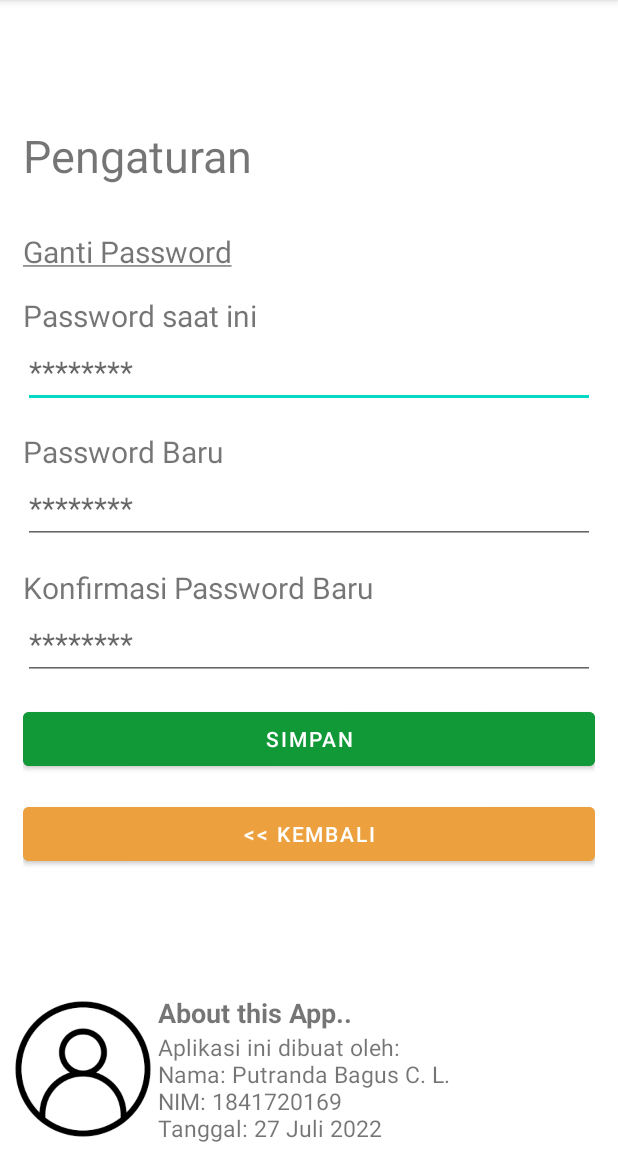
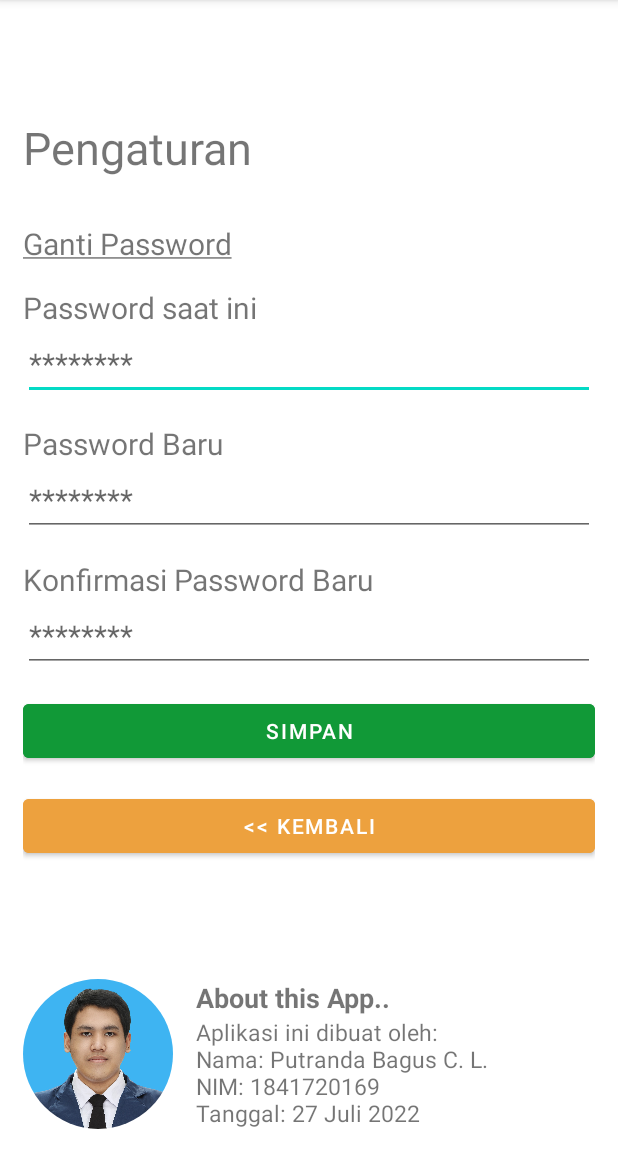
Before and after one commit to ptrnd/cashapp, an Android app: the SettingActivity screen opened directly, with no data from a screen before it, on a phone screen of 412 x 824 dp, the part 84-1236 px from its top. Run offline under Robolectric (Android 15) with nearby library versions, the phone set to English and light mode, and no system bars; our stand-ins replace CircleImageView, Room's generated code.

Commit message:
button login dijauhin + nambah foto muka saya

```diff
--- a/app/build.gradle
+++ b/app/build.gradle
@@ -45,6 +45,7 @@ dependencies {
     kapt "androidx.room:room-compiler:$room_version"
     annotationProcessor "androidx.room:room-compiler:$room_version"
     androidTestImplementation "androidx.room:room-testing:$room_version"
+
     // Lifecycle components
     implementation "androidx.lifecycle:lifecycle-extensions:2.2.0"
     implementation "androidx.lifecycle:lifecycle-common-java8:2.2.0"
@@ -59,6 +60,9 @@ dependencies {
     api "org.jetbrains.kotlinx:kotlinx-coroutines-core:1.3.5"
     api "org.jetbrains.kotlinx:kotlinx-coroutines-android:1.3.5"
 
+    // circle image component
+    implementation 'de.hdodenhof:circleimageview:3.1.0'
+
     implementation 'androidx.core:core-ktx:1.7.0'
     implementation 'androidx.appcompat:appcompat:1.3.0'
     implementation 'com.google.android.material:material:1.4.0'
--- a/app/src/main/res/layout/activity_login.xml
+++ b/app/src/main/res/layout/activity_login.xml
@@ -105,8 +105,10 @@
 
             <Button
                 android:id="@+id/bt_login"
-                android:layout_width="wrap_content"
+                android:layout_width="match_parent"
                 android:layout_height="wrap_content"
+                android:layout_marginHorizontal="15dp"
+                android:layout_marginTop="50dp"
                 android:width="100dp"
                 android:text="Login"/>
         </LinearLayout>
--- a/app/src/main/res/layout/activity_setting.xml
+++ b/app/src/main/res/layout/activity_setting.xml
@@ -101,17 +101,18 @@
         android:layout_width="match_parent"
         android:layout_height="wrap_content"
         android:layout_gravity="bottom"
-        android:layout_margin="5dp"
+        android:layout_margin="15dp"
         app:layout_constraintBottom_toBottomOf="parent"
         android:orientation="horizontal">
-        <ImageView
+        <de.hdodenhof.circleimageview.CircleImageView
             android:layout_width="100dp"
             android:layout_height="100dp"
-            android:src="@drawable/profile_icon"/>
+            android:src="@drawable/pasfoto_1841720169_kotak"/>
         <LinearLayout
             android:layout_width="match_parent"
             android:layout_height="wrap_content"
             android:layout_weight="0.5"
+            android:paddingLeft="15dp"
             android:orientation="vertical">
             <TextView
                 android:layout_width="wrap_content"
```
Also changed, not shown: app/src/main/res/drawable/pasfoto_1841720169_kotak.JPG (added).
